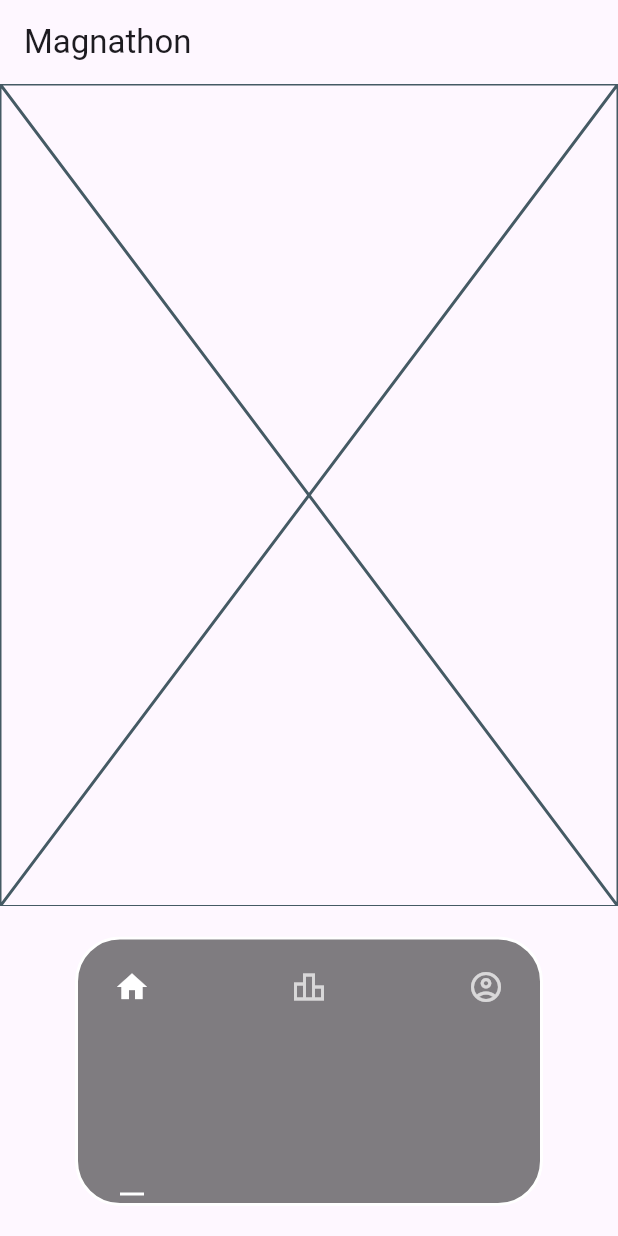
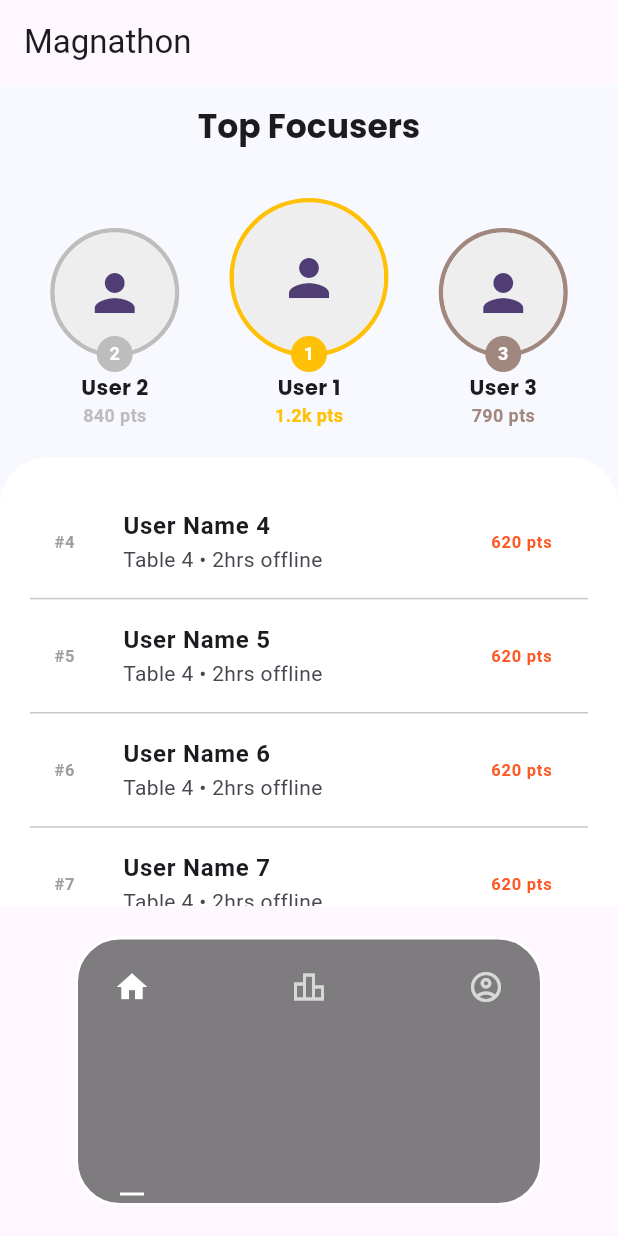
Before and after one commit to nihaltp/MAGNATHON_3, a Flutter app: the screen it shows after launch, swiped to page 2, on a phone screen of 412 x 824 dp. Run offline on Flutter 3.47's test engine with Material 3 defaults, Android fonts, the phone set to English and light mode, and no system bars; drawn by our look-alikes of crystal_navigation_bar; our stand-ins replace carousel_slider, cloud_firestore, firebase_auth, firebase_core, google_fonts, sizer; accounts and stored records are empty.

Commit message:
made changes

```diff
--- a/app/lib/screens/leaderboard.dart
+++ b/app/lib/screens/leaderboard.dart
@@ -1,4 +1,7 @@
 import 'package:flutter/material.dart';
+import 'package:google_fonts/google_fonts.dart';
+import 'package:magnathon/widgets/circular_lead_user.dart';
+import 'package:sizer/sizer.dart';
 
 class LeaderBoardScreen extends StatefulWidget {
   const LeaderBoardScreen({super.key});
@@ -8,8 +11,57 @@ class LeaderBoardScreen extends StatefulWidget {
 }
 
 class _LeaderBoardScreenState extends State<LeaderBoardScreen> {
+
   @override
   Widget build(BuildContext context) {
-    return const Placeholder();
+    return Scaffold(
+      backgroundColor: const Color(0xFFF8F9FE),
+      appBar: AppBar(
+        title: Text("Top Focusers", style: GoogleFonts.poppins(fontWeight: FontWeight.bold)),
+        centerTitle: true,
+        backgroundColor: Colors.transparent,
+        elevation: 0,
+      ),
+      body: Column(
+        children: [
+          Container(
+            padding: const EdgeInsets.symmetric(vertical: 20),
+            child: Row(
+              mainAxisAlignment: MainAxisAlignment.spaceEvenly,
+              crossAxisAlignment: CrossAxisAlignment.end,
+              children: [
+                CircularLeaderboardUser("User 2", "840 pts", 2, 80, Colors.grey.shade400),
+                CircularLeaderboardUser("User 1", "1.2k pts", 1, 100, Colors.amber),
+                CircularLeaderboardUser("User 3", "790 pts", 3, 80, Colors.brown.shade300),
+              ],
+            ),
+          ),
+          Expanded(child: Container(
+      decoration: const BoxDecoration(
+        color: Colors.white,
+        borderRadius: BorderRadius.vertical(top: Radius.circular(32)),
+      ),
+      child: ListView.separated(
+        padding: const EdgeInsets.all(20),
+        itemCount: 10,
+        separatorBuilder: (context, index) => Divider(height: 0.5.h),
+        itemBuilder: (context, index) {
+          int actualRank = index + 4;
+          return ListTile(
+            leading: SizedBox(
+              width: 30,
+              child: Text("#$actualRank", style: const TextStyle(fontWeight: FontWeight.bold, color: Colors.grey)),
+            ),
+            title: Text("User Name $actualRank", style: const TextStyle(fontWeight: FontWeight.w600)),
+            subtitle: const Text("Table 4 • 2hrs offline"),
+            trailing: const Text("620 pts", style: TextStyle(fontWeight: FontWeight.bold, color: Colors.deepOrange)),
+          );
+        },
+      ),
+    )
+    ),
+        ],
+      ),
+    );
   }
 }
--- /dev/null
+++ b/app/lib/widgets/circular_lead_user.dart
@@ -0,0 +1,46 @@
+import 'package:flutter/material.dart';
+import 'package:google_fonts/google_fonts.dart';
+
+class CircularLeaderboardUser extends StatelessWidget {
+  final int size;
+  final Color color;
+  final int rank;
+  final String name;
+  final String pts;
+
+  const CircularLeaderboardUser(this.name, this.pts, this.rank, this.size, this.color, {super.key});
+
+  @override
+  Widget build(BuildContext context) {
+    return Column(
+      children: [
+        Stack(
+          alignment: Alignment.bottomCenter,
+          children: [
+            Container(
+              margin: const EdgeInsets.only(bottom: 10),
+              decoration: BoxDecoration(
+                shape: BoxShape.circle,
+                border: Border.all(color: color, width: 3),
+              ),
+              child: CircleAvatar(
+                radius: size / 2,
+                backgroundColor: Colors.grey.shade200,
+                child: const Icon(Icons.person, size: 40),
+              ),
+            ),
+            CircleAvatar(
+              radius: 12,
+              backgroundColor: color,
+              child: Text(rank.toString(), style: const TextStyle(color: Colors.white, fontSize: 12, fontWeight: FontWeight.bold)),
+            ),
+          ],
+        ),
+        Text(name, style: GoogleFonts.poppins(fontWeight: FontWeight.bold)),
+        Text(pts, style: TextStyle(color: color, fontWeight: FontWeight.w600, fontSize: 12)),
+      ],
+    );
+  }
+
+
+}
--- a/app/pubspec.yaml
+++ b/app/pubspec.yaml
@@ -40,6 +40,7 @@ dependencies:
   cloud_firestore: ^6.1.2
   carousel_slider: ^5.1.1
   animated_leaderboard: ^0.1.4
+  google_fonts: ^6.3.2
 
   # The following adds the Cupertino Icons font to your application.
   # Use with the CupertinoIcons class for iOS style icons.
```
Also changed, not shown: app/pubspec.lock, 1 other file.
